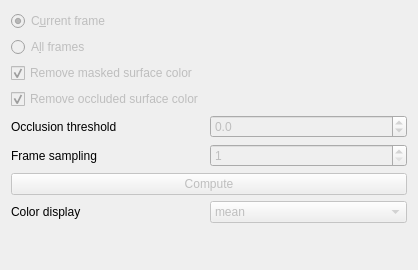
Kitware/TeleSculptor, file gui/ColorizeSurfaceOptions.ui: the form before one commit.
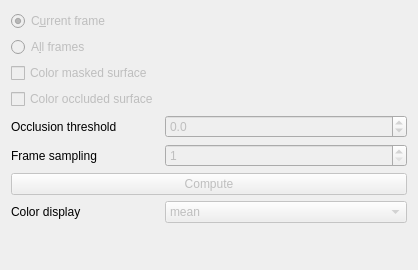
The form after the commit.

Commit message:
Rename remove to color to better describe action.
removeOccluded -> colorOccluded
removeMasked -> colorMasked

```diff
--- a/gui/ColorizeSurfaceOptions.ui
+++ b/gui/ColorizeSurfaceOptions.ui
@@ -108,10 +108,10 @@
       <bool>false</bool>
      </property>
      <property name="text">
-      <string>Remove occluded surface color</string>
+      <string>Color occluded surface</string>
      </property>
      <property name="checked">
-      <bool>true</bool>
+      <bool>false</bool>
      </property>
     </widget>
    </item>
@@ -147,10 +147,10 @@
       <bool>false</bool>
      </property>
      <property name="text">
-      <string>Remove masked surface color</string>
+      <string>Color masked surface</string>
      </property>
      <property name="checked">
-      <bool>true</bool>
+      <bool>false</bool>
      </property>
     </widget>
    </item>
```
Left out of the diff: 4 changed lines with no effect on the pictures. The commit also changes 3 other files.
